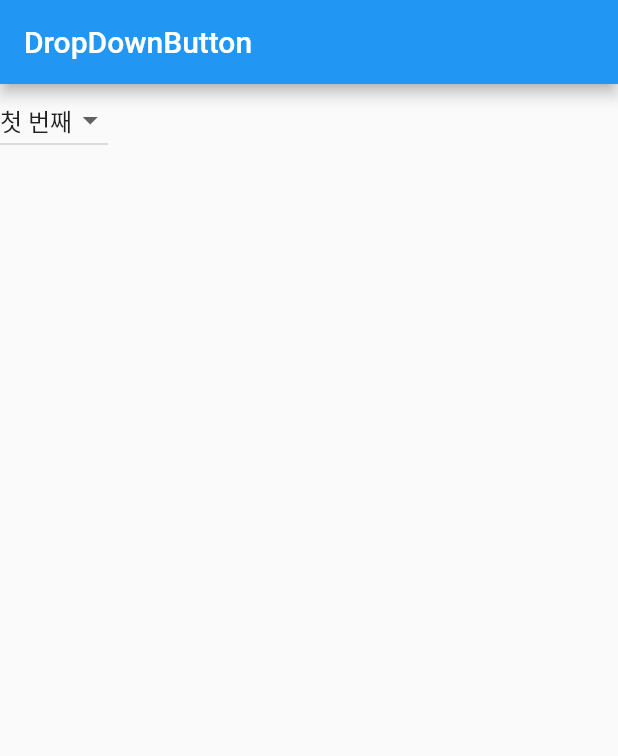
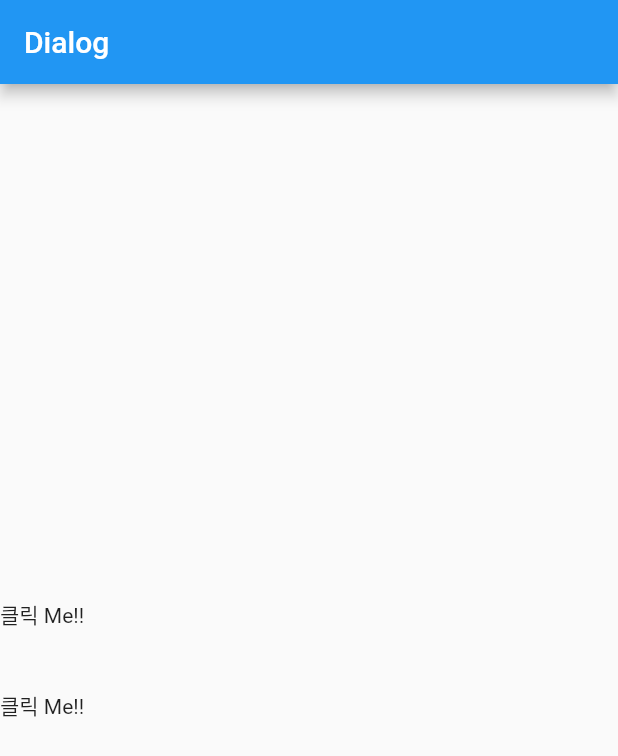
Before and after one commit to chihyeonWON/Flutter-Widget2, a Flutter app: the screen it shows after launch, on a phone screen of 412 x 824 dp. Shown: the top 756 px of the screen. Run offline on Flutter 3.47's test engine with Material 2 defaults, Android fonts, the light colour scheme and no system bars.

Commit message:
GestureDector, InkWell 실습

```diff
--- a/lib/main.dart
+++ b/lib/main.dart
@@ -23,29 +23,31 @@ class MyHomePage extends StatefulWidget {
 }
 
 class _MyHomePageState extends State<MyHomePage> {
-  final _valueList = ['첫 번째', '두 번째', '세 번째'];
-  var _selectedValue = '첫 번째';
   @override
   Widget build(BuildContext context) {
     return Scaffold(
       appBar:AppBar(
-        title:Text('DropDownButton'),
+        title:Text('Dialog'),
       ),
-      body: DropdownButton(
-        value:_selectedValue,
-        items:_valueList.map(
-            (value) {
-              return DropdownMenuItem(
-                value:value,
-                child:Text(value),
-              );
+      body:Column(
+        mainAxisAlignment: MainAxisAlignment.center,
+        children: <Widget>[
+          GestureDetector(
+            onTap:(){
+              print('GestureDector 클릭!!');
             },
-        ).toList(),
-        onChanged:(value) {
-          setState(() {
-            _selectedValue='첫 번째';
-          });
-        }
+            child:Text('클릭 Me!!'),
+          ),
+          SizedBox(
+            height:40,
+          ),
+          InkWell(
+            onTap:(){
+              print('InkWell 클릭!!');
+            },
+            child:Text('클릭 Me!!'),
+          ),
+        ],
       )
     );
   }
```
